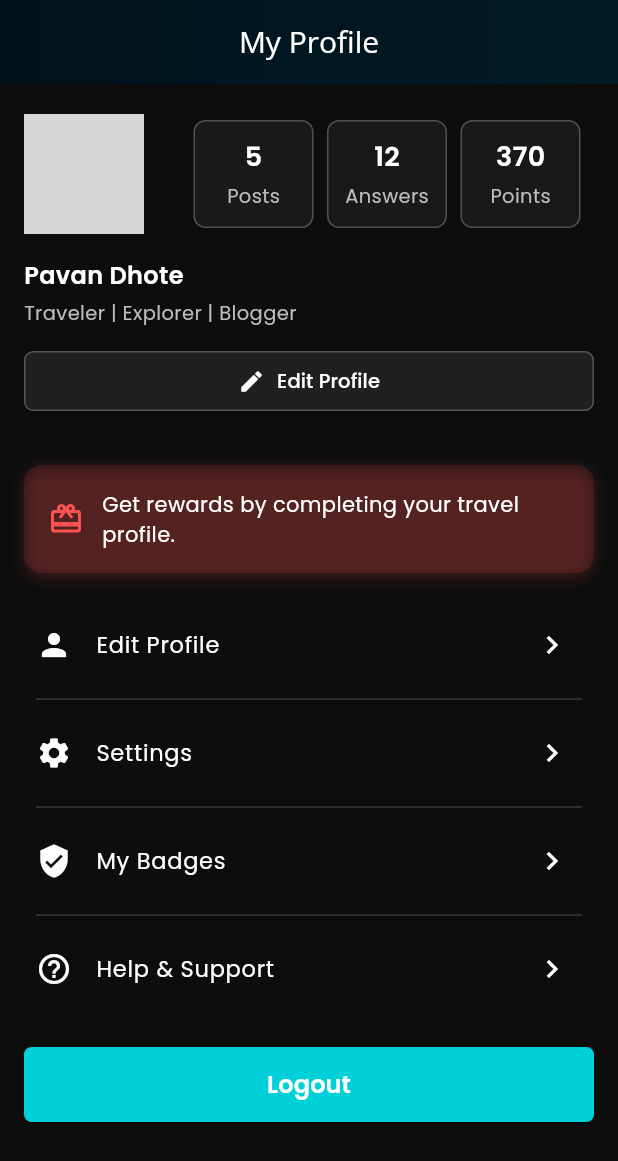
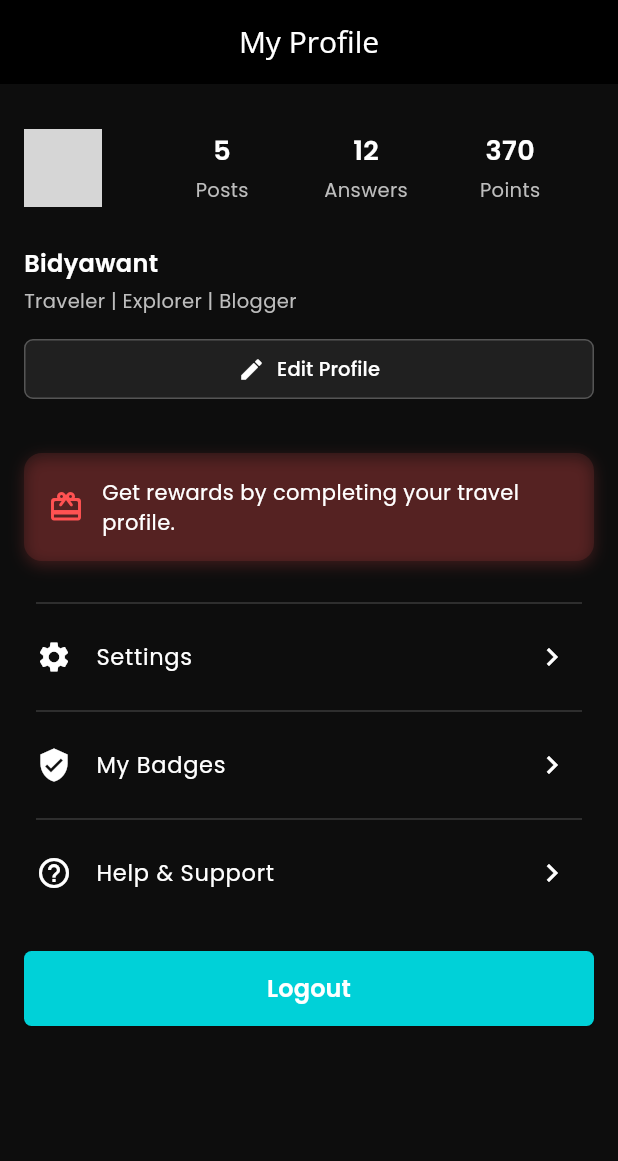
Before and after one commit to pavandhote95/traveler_app2, a Flutter app: the UserProfileView screen opened by its route, on a phone screen of 412 x 824 dp. Shown: the top 1161 px of the screen. Run offline on Flutter 3.47's test engine with Material 3 defaults, Android fonts, the light colour scheme and no system bars; our stand-ins replace cached_network_image, flutter_animate, fluttertoast, geocoding, geolocator, get and 4 more; accounts and stored records are empty; network calls fail; project files that could hold a hidden picture were left out; grey boxes are pictures that could not be loaded.

Commit message:
pavanfinal

```diff
--- a/lib/app/constants/app_color.dart
+++ b/lib/app/constants/app_color.dart
@@ -23,7 +23,7 @@ class AppColors {
   static const Color commentPlaceholder = Color(0xFF777777); // Comment: Placeholder
 static const Color centerleft = Color(0xFF01121c);
   static const Color centerright = Color(0xFF001B26);
-  static const Color appbar = Color(0xFF01121c);
+  static const Color appbar = Colors.black;
   // ✅ Status Colors
   static const Color success = Color(0xFF10B981);
   static const Color warning = Color(0xFFF59E0B);
@@ -34,6 +34,7 @@ static const Color centerleft = Color(0xFF01121c);
   static const Color iconReply = Color(0xFF00E0FF);        // Reply icon (same as Like)
   static const Color iconShare = Color(0xFFB0B0B0);        // Share icon (subtle gray)
   static const Color buttonBg =  Color(0xFF00D1D8); // FAB background (aqua)
+  static const Color icons =  Color(0xFF00D1D8); // FAB background (aqua)
 
   // Optionally you can add a glow or shadow color if needed later
 }
--- a/lib/app/modules/edit_profile/views/edit_profile_view.dart
+++ b/lib/app/modules/edit_profile/views/edit_profile_view.dart
@@ -94,9 +94,12 @@ class EditProfileView extends StatelessWidget {
               radius: 50,
               backgroundImage: imageFile != null
                   ? FileImage(imageFile)
-                  : const NetworkImage('https://randomuser.me/api/portraits/men/10.jpg') as ImageProvider,
+                  : const NetworkImage(
+                'https://randomuser.me/api/portraits/men/11.jpg',
+              ) as ImageProvider,
             );
           }),
+
           Positioned(
             bottom: 0,
             right: 4,
--- a/lib/app/modules/home/views/Tabes/CommunityTab.dart
+++ b/lib/app/modules/home/views/Tabes/CommunityTab.dart
@@ -106,7 +106,7 @@ class _CommunityTabState extends State<CommunityTab> with WidgetsBindingObserver
         : lines.take(4).join('\n');
 
     return SizedBox(
-      height: MediaQuery.of(context).size.height * 0.85,
+      height: MediaQuery.of(context).size.height * 0.67,
       child: Card(
         elevation: 5,
         margin: const EdgeInsets.symmetric(horizontal: 16, vertical: 16),
@@ -177,7 +177,7 @@ class _CommunityTabState extends State<CommunityTab> with WidgetsBindingObserver
                       maxLines: isExpanded ? 5 : maxline,
                       overflow: isExpanded ? TextOverflow.visible : TextOverflow.ellipsis,
                       style: GoogleFonts.openSans(
-                        fontSize: 19,
+                        fontSize: 17,
                         color: AppColors.postText,
                         fontWeight: FontWeight.w500,
                       ),
@@ -207,7 +207,9 @@ class _CommunityTabState extends State<CommunityTab> with WidgetsBindingObserver
                   borderRadius: BorderRadius.circular(5),
                   child: Image.network(
                     post.image,
+                    height: 180,
                     width: double.infinity,
+                    fit: BoxFit.cover,
                   ),
                 ),
                 const SizedBox(height: 16),
--- a/lib/app/modules/user_profile/views/user_profile_view.dart
+++ b/lib/app/modules/user_profile/views/user_profile_view.dart
@@ -17,17 +17,9 @@ class UserProfileView extends GetView<UserProfileController> {
       backgroundColor: AppColors.mainBg,
       appBar: AppBar(
         automaticallyImplyLeading: false,
-        backgroundColor: AppColors.mainBg,
-        elevation: 5,
-        flexibleSpace: Container(
-          decoration: const BoxDecoration(
-            gradient: LinearGradient(
-              colors: [AppColors.centerleft, AppColors.centerright],
-              begin: Alignment.centerLeft,
-              end: Alignment.centerRight,
-            ),
-          ),
-        ),
+        backgroundColor: AppColors.appbar,
+        elevation: 0,
+
         title: Text("My Profile",
             style:
                 GoogleFonts.openSans(color: AppColors.titleText, fontSize: 20)),
@@ -59,9 +51,9 @@ class UserProfileView extends GetView<UserProfileController> {
           Row(
             children: [
               const CircleAvatar(
-                radius: 40,
-                backgroundImage: CachedNetworkImageProvider(
-                  'https://randomuser.me/api/portraits/men/10.jpg',
+                radius: 26,
+                backgroundImage: NetworkImage(
+                  'https://randomuser.me/api/portraits/men/11.jpg',
                 ),
               ),
               const SizedBox(width: 24),
@@ -84,7 +76,7 @@ class UserProfileView extends GetView<UserProfileController> {
           ),
           const SizedBox(height: 16),
           Text(
-            "Pavan Dhote",
+            "Bidyawant",
             style: GoogleFonts.poppins(
               fontSize: 16,
               fontWeight: FontWeight.w600,
@@ -135,11 +127,7 @@ Widget _buildStatColumn(String label, int value) {
     height: 72,
     child: Container(
       padding: const EdgeInsets.symmetric(horizontal: 8, vertical: 10),
-      decoration: BoxDecoration(
-        border: Border.all(color: Colors.white24),
-        borderRadius: BorderRadius.circular(8),
-        color: Colors.white.withOpacity(0.05),
-      ),
+
       child: Column(
         mainAxisAlignment: MainAxisAlignment.center,
         children: [
@@ -207,10 +195,7 @@ Widget _buildStatColumn(String label, int value) {
       ),
       child: Column(
         children: [
-          _buildOptionTile(Icons.person, "Edit Profile", () {
 
-
-          }),
           _buildDivider(),
           _buildOptionTile(Icons.settings, "Settings", () {}),
           _buildDivider(),
```
Also changed, not shown: lib/app/modules/dashboard/controllers/dashboard_controller.dart (+27 -11 lines), lib/app/modules/dashboard/views/dashboard_view.dart (+15 -10 lines), lib/app/modules/home/views/home_view.dart (+1 -9 lines), lib/app/modules/notifications/views/notifications_view.dart (+3 -11 lines), lib/app/widgets/custom_appbar.dart (+19 -12 lines).
